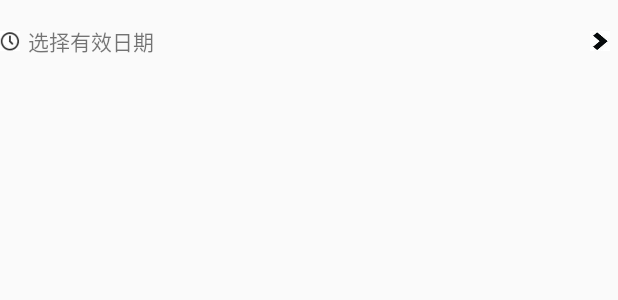
After one commit to GerrardFeng/shuttleBus, an Android app: the layout modify_date_item.xml on its own in the app's theme, with its tools: preview values and no code run, on a phone screen of 412 x 824 dp. The commit adds this screen. Shown: the top 300 px of the screen. Run offline under Robolectric (Android 15) with nearby library versions, the phone set to English and light mode, and no system bars.

Commit message:
search III

```diff
--- /dev/null
+++ b/ShuttleBus/app/src/main/res/layout/modify_date_item.xml
@@ -0,0 +1,50 @@
+<?xml version="1.0" encoding="utf-8"?>
+<LinearLayout xmlns:android="http://schemas.android.com/apk/res/android"
+    xmlns:flatui="http://schemas.android.com/apk/res-auto"
+    android:orientation="vertical" android:layout_width="match_parent"
+    android:layout_height="match_parent">
+
+    <LinearLayout
+        android:orientation="horizontal"
+        android:layout_width="match_parent"
+        android:layout_height="55dp">
+        <LinearLayout
+            android:layout_width="150dp"
+            android:layout_height="55dp"
+            android:gravity="left"
+            android:orientation="horizontal"  >
+        <ImageView
+            android:id="@+id/route1Icon"
+            android:layout_width="13dp"
+            android:layout_height="13dp"
+            android:layout_gravity="center_vertical"
+            android:background="@drawable/date"
+            android:layout_marginRight="5dp" />
+        <TextView
+            android:id="@+id/modify_date_time_text"
+            android:layout_width="wrap_content"
+            android:layout_height="wrap_content"
+            android:layout_gravity="center_vertical"
+            android:text="@string/modify_date"/>
+        </LinearLayout>
+    <LinearLayout
+        android:layout_width="match_parent"
+        android:layout_height="55dp"
+        android:gravity="right"
+        android:orientation="horizontal"  >
+        <TextView
+            android:id="@+id/modify_date_time"
+            android:layout_width="wrap_content"
+            android:layout_height="wrap_content"
+            android:layout_gravity="center_vertical"
+            android:layout_marginRight="10dp"/>
+        <ImageView
+            android:id="@+id/search_arrowIcon"
+            android:layout_width="13dp"
+            android:layout_height="13dp"
+            android:layout_gravity="center_vertical"
+            android:background="@drawable/arrow"
+            android:layout_marginRight="5dp" />
+        </LinearLayout>
+    </LinearLayout>
+</LinearLayout>
--- a/ShuttleBus/app/src/main/res/layout/search_item.xml
+++ b/ShuttleBus/app/src/main/res/layout/search_item.xml
@@ -23,11 +23,9 @@
                 android:layout_gravity="center_horizontal"
                 android:text="@string/route_type"/>
             <TextView
-                android:id="@+id/route_number"
                 android:layout_height="wrap_content"
                 android:layout_width="1dip"
-                android:layout_gravity="center_horizontal"
-                android:text="@string/bus_number"/>
+                android:layout_gravity="center_horizontal"/>
             <TextView
                 android:id="@+id/vacant_site"
                 android:layout_height="wrap_content"
--- a/ShuttleBus/app/src/main/res/values/strings.xml
+++ b/ShuttleBus/app/src/main/res/values/strings.xml
@@ -51,4 +51,6 @@
     <string name="route_type">上/下</string>
     <string name="bus_number">路线</string>
     <string name="vacant_site">空位</string>
+
+    <string name="modify_date">选择有效日期</string>
 </resources>
```
Also changed, not shown: ShuttleBus/app/src/main/java/com/example/fengge/shuttlebus/SearchActivity.java (+51 -24 lines), ShuttleBus/app/src/main/res/drawable-hdpi/listview_style.xml (added, +12 -0 lines), ShuttleBus/app/src/main/res/layout/activity_search.xml (+64 -56 lines), ShuttleBus/app/src/main/res/drawable-hdpi/arrow.png (added), ShuttleBus/app/src/main/res/drawable-hdpi/date.png (added).
